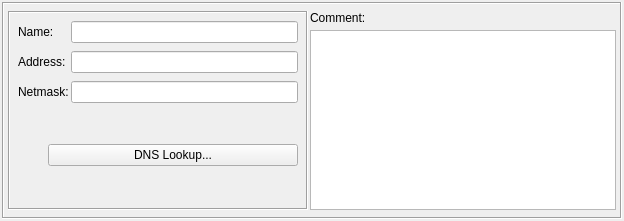
The window that src/gui/ipv4dialog_q.ui (fwbuilder/fwbuilder) describes before a commit, drawn with Qt 5.
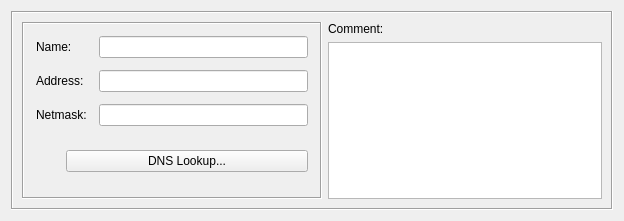
The same window after the commit.

Commit message: See #501 Finally cleaned up dialog layout for all object dialogs. Had to remove default margin and spacing in the "form setting" for each dialog

What changed in the file:
```diff
--- a/src/gui/ipv4dialog_q.ui
+++ b/src/gui/ipv4dialog_q.ui
@@ -15,19 +15,8 @@
   <property name="windowTitle" >
    <string>IPv4</string>
   </property>
-  <layout class="QGridLayout" >
-   <property name="margin" >
-    <number>2</number>
-   </property>
-   <property name="spacing" >
-    <number>2</number>
-   </property>
+  <layout class="QGridLayout" name="gridLayout" >
    <item row="0" column="0" >
-    <layout class="QVBoxLayout" >
-     <property name="spacing" >
-      <number>2</number>
-     </property>
-     <item>
       <widget class="QFrame" name="frame7" >
        <property name="sizePolicy" >
         <sizepolicy vsizetype="Preferred" hsizetype="Preferred" >
@@ -69,11 +58,11 @@
            <enum>QFrame::Sunken</enum>
           </property>
           <layout class="QGridLayout" >
-           <property name="verticalSpacing" >
-            <number>8</number>
-           </property>
            <property name="margin" >
-            <number>8</number>
+          <number>12</number>
+         </property>
+         <property name="spacing" >
+          <number>12</number>
            </property>
            <item row="0" column="0" >
             <widget class="QLabel" name="textLabel1" >
@@ -219,10 +208,7 @@
       </widget>
      </item>
     </layout>
-   </item>
-  </layout>
  </widget>
- <layoutdefault spacing="2" margin="4" />
  <tabstops>
   <tabstop>obj_name</tabstop>
   <tabstop>address</tabstop>
```
Left out of the diff: 1 changed line with no effect on the pictures. Lines whose indentation alone changed are shown as unchanged. The commit also changes 30 other files.
